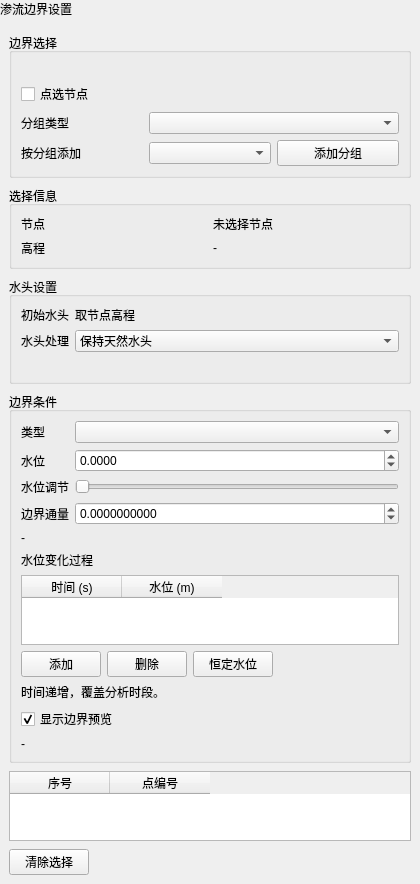
First picture: the form in plugins/Base_Solver/SeepageBoundaryPage.ui, repository asd977/base_cae, before the edit.
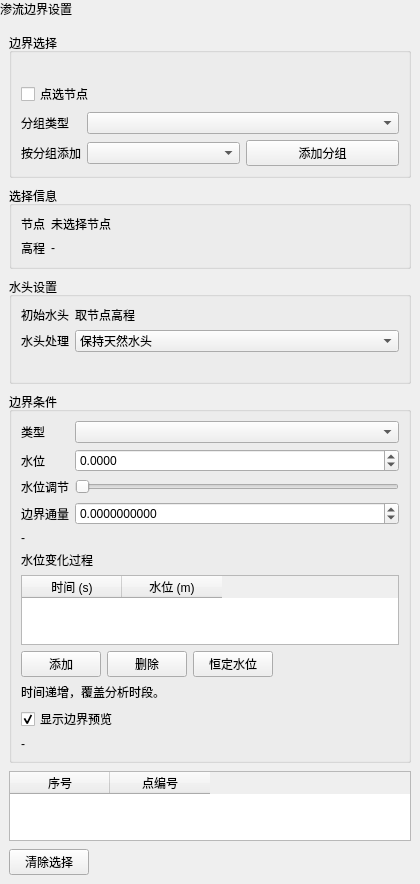
Second picture: the form after the edit. Custom widgets are drawn as their Qt base class.

```diff
--- a/plugins/Base_Solver/SeepageBoundaryPage.ui
+++ b/plugins/Base_Solver/SeepageBoundaryPage.ui
@@ -84,20 +84,38 @@
         </item>
         <item row="2" column="0">
          <widget class="QLabel" name="labelDim">
+ <property name="sizePolicy">
+  <sizepolicy hsizetype="Fixed" vsizetype="Preferred">
+   <horstretch>0</horstretch>
+   <verstretch>0</verstretch>
+  </sizepolicy>
+ </property>
           <property name="text">
            <string>分组类型</string>
           </property>
-         </widget>
+          <property name="wordWrap">
+  <bool>false</bool>
+ </property>
+</widget>
         </item>
         <item row="2" column="1" colspan="2">
          <widget class="CustomComboBox" name="comboBoxDim" />
         </item>
         <item row="3" column="0">
          <widget class="QLabel" name="labelGroup">
+ <property name="sizePolicy">
+  <sizepolicy hsizetype="Fixed" vsizetype="Preferred">
+   <horstretch>0</horstretch>
+   <verstretch>0</verstretch>
+  </sizepolicy>
+ </property>
           <property name="text">
            <string>按分组添加</string>
           </property>
-         </widget>
+          <property name="wordWrap">
+  <bool>false</bool>
+ </property>
+</widget>
         </item>
         <item row="3" column="1">
          <widget class="CustomComboBox" name="comboBoxGroup" />
@@ -120,10 +138,19 @@
        <layout class="QGridLayout" name="gridLayoutInfo">
         <item row="0" column="0">
          <widget class="QLabel" name="label1">
+ <property name="sizePolicy">
+  <sizepolicy hsizetype="Fixed" vsizetype="Preferred">
+   <horstretch>0</horstretch>
+   <verstretch>0</verstretch>
+  </sizepolicy>
+ </property>
           <property name="text">
            <string>节点</string>
           </property>
-         </widget>
+          <property name="wordWrap">
+  <bool>false</bool>
+ </property>
+</widget>
         </item>
         <item row="0" column="1">
          <widget class="QLabel" name="labelBoundaryTitle">
@@ -137,10 +164,19 @@
         </item>
         <item row="1" column="0">
          <widget class="QLabel" name="labelElevationRange">
+ <property name="sizePolicy">
+  <sizepolicy hsizetype="Fixed" vsizetype="Preferred">
+   <horstretch>0</horstretch>
+   <verstretch>0</verstretch>
+  </sizepolicy>
+ </property>
           <property name="text">
            <string>高程</string>
           </property>
-         </widget>
+          <property name="wordWrap">
+  <bool>false</bool>
+ </property>
+</widget>
         </item>
         <item row="1" column="1">
          <widget class="QLabel" name="labelElevationRangeValue">
@@ -206,11 +242,17 @@
         </item>
         <item row="2" column="0" colspan="2">
          <widget class="QLabel" name="labelNaturalPreviewSummary">
+ <property name="sizePolicy">
+  <sizepolicy hsizetype="Fixed" vsizetype="Preferred">
+   <horstretch>0</horstretch>
+   <verstretch>0</verstretch>
+  </sizepolicy>
+ </property>
           <property name="text">
            <string/>
           </property>
           <property name="wordWrap">
-           <bool>true</bool>
+           <bool>false</bool>
           </property>
          </widget>
         </item>
@@ -225,20 +267,38 @@
        <layout class="QGridLayout" name="gridLayoutHydraulic">
         <item row="0" column="0">
          <widget class="QLabel" name="labelBoundaryConditionType">
+ <property name="sizePolicy">
+  <sizepolicy hsizetype="Fixed" vsizetype="Preferred">
+   <horstretch>0</horstretch>
+   <verstretch>0</verstretch>
+  </sizepolicy>
+ </property>
           <property name="text">
            <string>类型</string>
           </property>
-         </widget>
+          <property name="wordWrap">
+  <bool>false</bool>
+ </property>
+</widget>
         </item>
         <item row="0" column="1">
          <widget class="QComboBox" name="comboBoundaryConditionType" />
         </item>
         <item row="1" column="0">
          <widget class="QLabel" name="labelWaterLevel">
+ <property name="sizePolicy">
+  <sizepolicy hsizetype="Fixed" vsizetype="Preferred">
+   <horstretch>0</horstretch>
+   <verstretch>0</verstretch>
+  </sizepolicy>
+ </property>
           <property name="text">
            <string>水位</string>
           </property>
-         </widget>
+          <property name="wordWrap">
+  <bool>false</bool>
+ </property>
+</widget>
         </item>
         <item row="1" column="1">
          <widget class="QDoubleSpinBox" name="spinWaterLevel">
```
Left out of the diff: 44 changed lines with no effect on the pictures.
